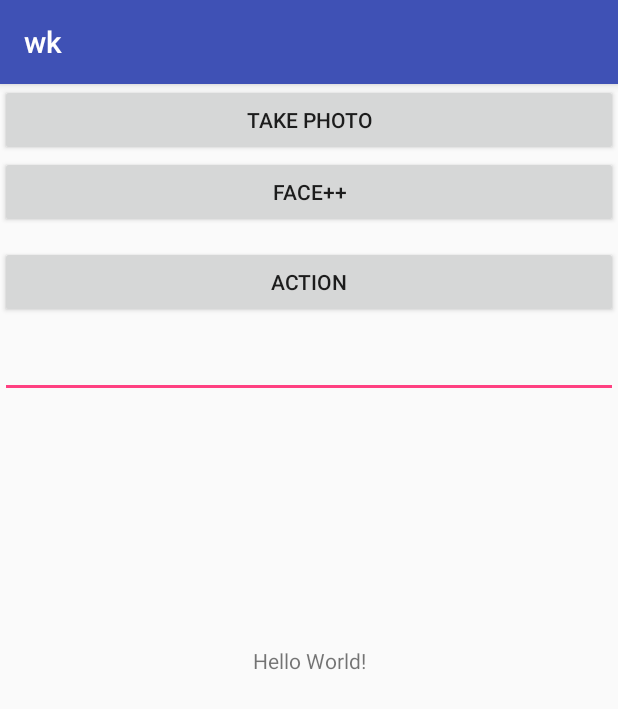
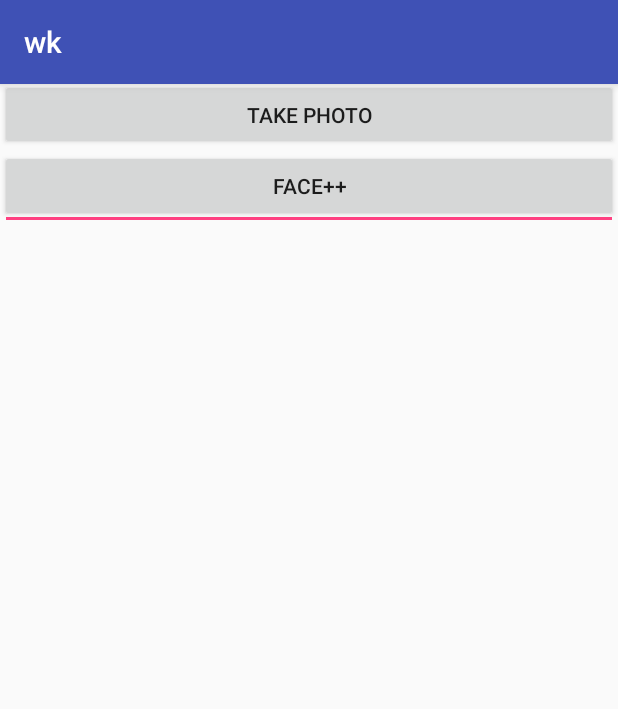
Before and after one commit to EdgarNg1024/wk, an Android app: the screen it shows after launch (MainActivity), after a tap on "TAKE PHOTO", on a phone screen of 412 x 824 dp. Shown: the top 709 px of the screen. Run offline under Robolectric (Android 15) with nearby library versions, the phone set to English and light mode, and no system bars; our stand-ins replace ButterKnife; libraries missing offline, so code that uses them is left out: com.lzy.okgo, com.ubtrobot.mini; pictures from the network do not load; 2 statements that could not run were skipped.

Commit message:
悟空收到手势识别后会向前走

```diff
--- a/app/src/main/java/edgar/wk/MainActivity.java
+++ b/app/src/main/java/edgar/wk/MainActivity.java
@@ -151,7 +151,7 @@ public class MainActivity extends AppCompatActivity {
                             }
                         }, 1000 * 3);
                     }
-                }, 1000 * 10);
+                }, 1000 * 5);
 
                 break;
             case R.id.btnAction:
--- a/app/src/main/java/edgar/wk/photo/Camera2BasicFragment.java
+++ b/app/src/main/java/edgar/wk/photo/Camera2BasicFragment.java
@@ -475,7 +475,7 @@ public class Camera2BasicFragment extends Fragment
                     timesim = System.currentTimeMillis();
                     takePicture();
                 }
-            }, 2000 * (i + 1));
+            }, 2 * 1000 * (i + 1));
         }
 
     }
--- a/app/src/main/res/layout/activity_main.xml
+++ b/app/src/main/res/layout/activity_main.xml
@@ -14,8 +14,10 @@
         android:text="take photo"
         app:layout_constraintBottom_toTopOf="@+id/imageView"
         app:layout_constraintEnd_toEndOf="parent"
+        app:layout_constraintHorizontal_bias="0.0"
         app:layout_constraintStart_toStartOf="parent"
-        app:layout_constraintTop_toTopOf="parent" />
+        app:layout_constraintTop_toTopOf="parent"
+        app:layout_constraintVertical_bias="0.156" />
 
     <Button
         android:id="@+id/btnFace"
@@ -27,6 +29,7 @@
         app:layout_constraintTop_toBottomOf="@+id/btnTakePhoto" />
 
     <Button
+        android:visibility="gone"
         android:id="@+id/btnAction"
         android:layout_width="0dp"
         android:layout_height="wrap_content"
@@ -49,22 +52,13 @@
 
     <ImageView
         android:id="@+id/imageView"
-        android:layout_width="200dp"
-        android:layout_height="0dp"
-        android:layout_marginBottom="189dp"
-        app:layout_constraintBottom_toBottomOf="parent"
+        android:layout_width="300dp"
+        android:layout_height="300dp"
+        android:layout_marginEnd="8dp"
+        android:layout_marginStart="8dp"
         app:layout_constraintEnd_toEndOf="parent"
         app:layout_constraintStart_toStartOf="parent"
-        app:layout_constraintTop_toBottomOf="@+id/btnTakePhoto" />
+        app:layout_constraintTop_toBottomOf="@+id/actionET" />
 
-    <TextView
-        android:id="@+id/textView"
-        android:layout_width="wrap_content"
-        android:layout_height="wrap_content"
-        android:text="Hello World!"
-        app:layout_constraintBottom_toBottomOf="parent"
-        app:layout_constraintLeft_toLeftOf="parent"
-        app:layout_constraintRight_toRightOf="parent"
-        app:layout_constraintTop_toTopOf="parent" />
 
 </android.support.constraint.ConstraintLayout>
```
